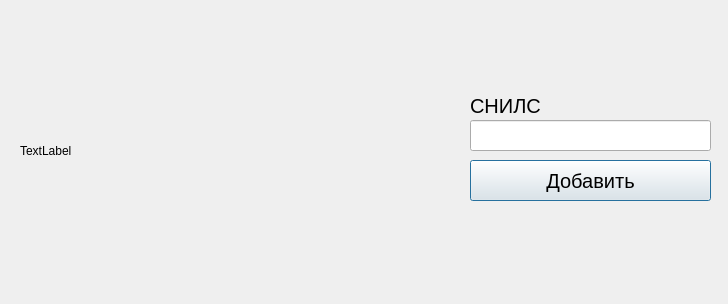
Old version of the form pass2text/GUI/SnilsPageWindow.ui in the repository Daniil7575/passport2text.
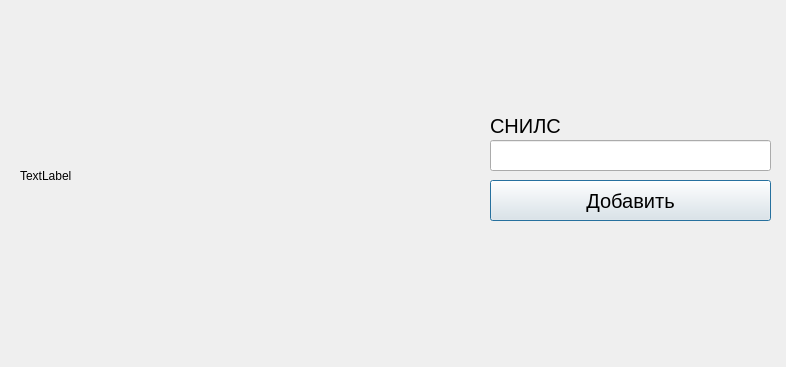
New version of the form.

```diff
--- a/pass2text/GUI/SnilsPageWindow.ui
+++ b/pass2text/GUI/SnilsPageWindow.ui
@@ -6,8 +6,8 @@
    <rect>
     <x>0</x>
     <y>0</y>
-    <width>728</width>
-    <height>304</height>
+    <width>786</width>
+    <height>367</height>
    </rect>
   </property>
   <property name="windowTitle">
@@ -18,8 +18,8 @@
     <rect>
      <x>20</x>
      <y>20</y>
-     <width>421</width>
-     <height>261</height>
+     <width>441</width>
+     <height>311</height>
     </rect>
    </property>
    <property name="text">
@@ -29,8 +29,8 @@
   <widget class="QLabel" name="label_snils">
    <property name="geometry">
     <rect>
-     <x>470</x>
-     <y>90</y>
+     <x>490</x>
+     <y>110</y>
      <width>151</width>
      <height>31</height>
     </rect>
@@ -47,9 +47,9 @@
   <widget class="QLineEdit" name="snils">
    <property name="geometry">
     <rect>
-     <x>470</x>
-     <y>120</y>
-     <width>241</width>
+     <x>490</x>
+     <y>140</y>
+     <width>281</width>
      <height>31</height>
     </rect>
    </property>
@@ -57,9 +57,9 @@
   <widget class="QPushButton" name="button_add">
    <property name="geometry">
     <rect>
-     <x>470</x>
-     <y>160</y>
-     <width>241</width>
+     <x>490</x>
+     <y>180</y>
+     <width>281</width>
      <height>41</height>
     </rect>
    </property>
```
